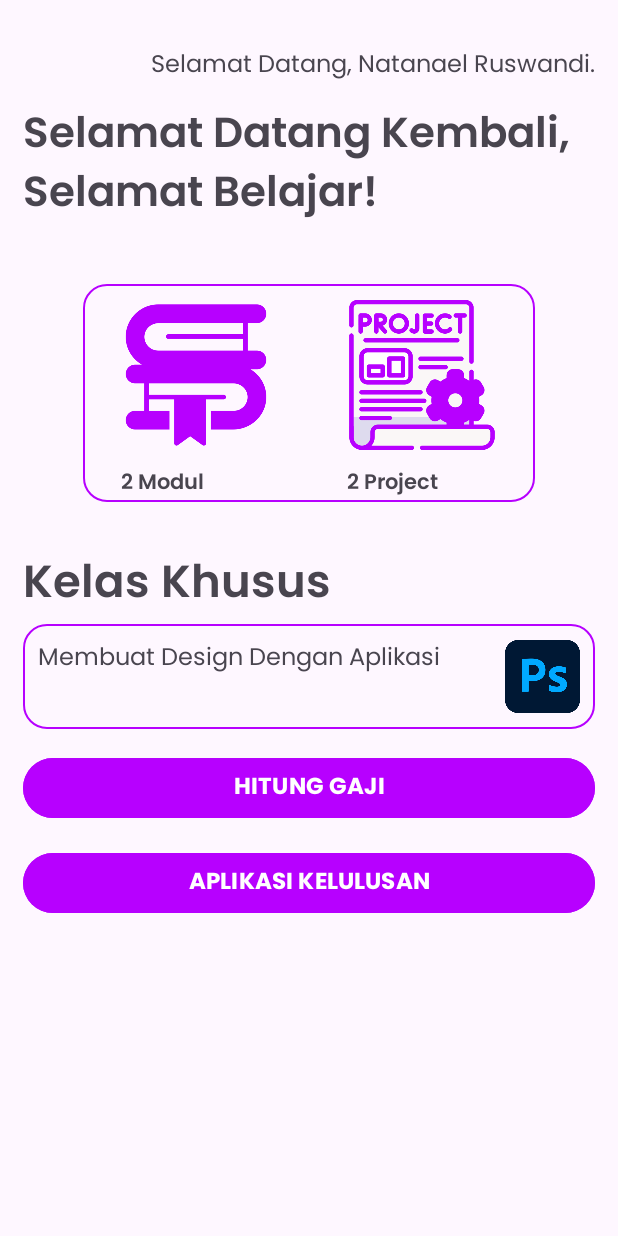
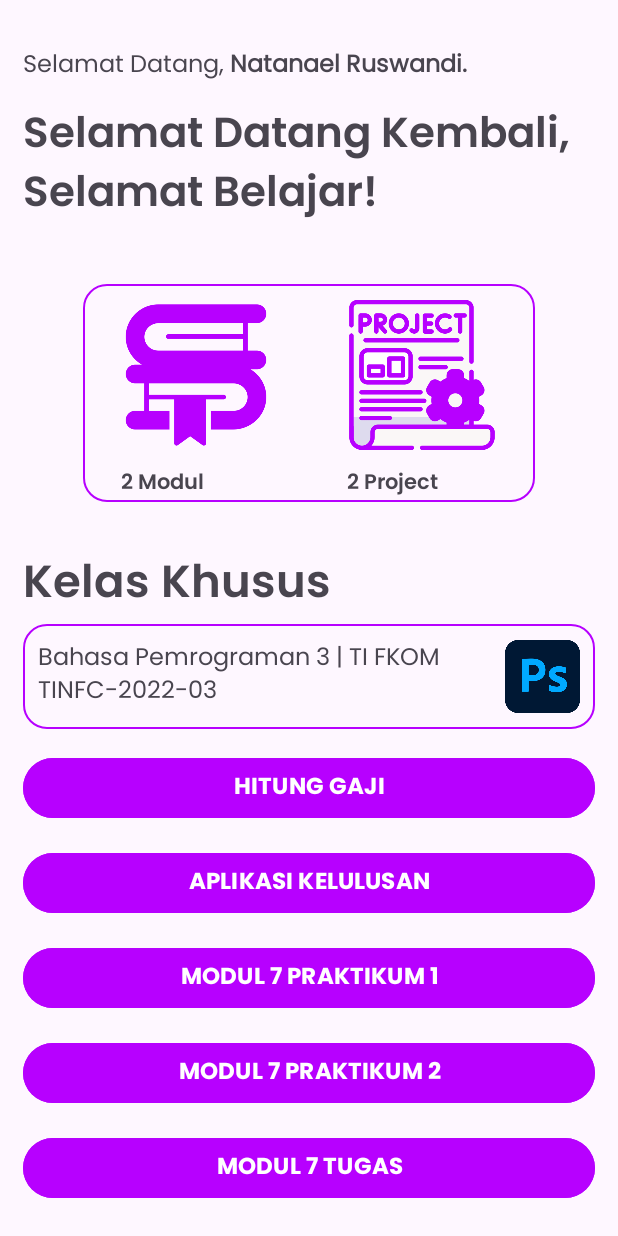
Before and after one commit to ntnlrswnd/MyApps, an Android app: the Dashboard screen opened directly, with no data from a screen before it, on a phone screen of 412 x 824 dp. Run offline under Robolectric (Android 15) with nearby library versions, the phone set to English and light mode, and no system bars.

Commit message:
+modul 7 dan 8

```diff
--- a/app/src/main/AndroidManifest.xml
+++ b/app/src/main/AndroidManifest.xml
@@ -12,6 +12,18 @@
         android:supportsRtl="true"
         android:theme="@style/Theme.MyApps"
         tools:targetApi="31">
+        <activity
+            android:name=".Modul8Prak"
+            android:exported="false" />
+        <activity
+            android:name=".Modul7Tugas"
+            android:exported="false" />
+        <activity
+            android:name=".Modul7b"
+            android:exported="false" />
+        <activity
+            android:name=".Modul7a"
+            android:exported="false" />
         <activity
             android:name=".Modul4"
             android:exported="false" />
--- a/app/src/main/java/com/example/myapps/Dashboard.java
+++ b/app/src/main/java/com/example/myapps/Dashboard.java
@@ -6,9 +6,6 @@ import android.view.View;
 
 import androidx.activity.EdgeToEdge;
 import androidx.appcompat.app.AppCompatActivity;
-import androidx.core.graphics.Insets;
-import androidx.core.view.ViewCompat;
-import androidx.core.view.WindowInsetsCompat;
 
 public class Dashboard extends AppCompatActivity {
 
@@ -27,4 +24,23 @@ public class Dashboard extends AppCompatActivity {
         Intent intent = new Intent(Dashboard.this, Modul4.class);
         startActivity(intent);
     }
+
+    public void openModul7a(View view){
+        Intent intent = new Intent(Dashboard.this, Modul7a.class);
+        startActivity(intent);
+    }
+    public void openModul7b(View view){
+        Intent intent = new Intent(Dashboard.this, Modul7b.class);
+        startActivity(intent);
+    }
+
+    public void openModul7Tugas(View view){
+        Intent intent = new Intent(Dashboard.this, Modul7Tugas.class);
+        startActivity(intent);
+    }
+
+    public void openModul8(View view){
+        Intent intent = new Intent(Dashboard.this, Modul8Prak.class);
+        startActivity(intent);
+    }
 }
--- a/app/src/main/res/layout/activity_dashboard.xml
+++ b/app/src/main/res/layout/activity_dashboard.xml
@@ -15,19 +15,38 @@
         android:orientation="vertical"
         android:layout_margin="15dp">
 
+        <LinearLayout
+            android:layout_width="match_parent"
+            android:layout_height="wrap_content"
+            android:orientation="horizontal">
+
             <TextView
                 android:id="@+id/textView4"
-            android:layout_width="match_parent"
+                android:layout_width="wrap_content"
                 android:layout_height="wrap_content"
-            android:text="Selamat Datang, Natanael Ruswandi."
+                android:text="Selamat Datang,"
                 android:fontFamily="@font/poppins"
                 android:textSize="16sp"
                 android:layout_marginTop="15dp"
                 android:textAlignment="viewEnd"
                 android:paddingBottom="10dp"/>
+            <TextView
+                android:id="@+id/textView5"
+                android:layout_width="wrap_content"
+                android:layout_height="wrap_content"
+                android:text=" Natanael Ruswandi."
+                android:fontFamily="@font/poppins"
+                android:textSize="16sp"
+                android:textStyle="bold"
+                android:layout_marginTop="15dp"
+                android:textAlignment="viewEnd"
+                android:paddingBottom="10dp"/>
+
+
+        </LinearLayout>
 
         <TextView
-            android:id="@+id/textView5"
+            android:id="@+id/textView6"
             android:layout_width="match_parent"
             android:layout_height="wrap_content"
             android:fontFamily="@font/poppins_semibold"
@@ -104,7 +123,7 @@
                 android:layout_height="match_parent"
                 android:layout_weight="1"
                 android:fontFamily="@font/poppins"
-                android:text="Membuat Design Dengan Aplikasi"
+                android:text="Bahasa Pemrograman 3 | TI FKOM TINFC-2022-03"
                 android:textAlignment="viewStart"
                 android:textSize="16sp" />
 
@@ -136,5 +155,48 @@
             android:text="APLIKASI KELULUSAN"
             android:layout_marginTop="15dp"
             android:onClick="openModul"/>
+
+        <Button
+            android:layout_width="match_parent"
+            android:layout_height="wrap_content"
+            android:textAlignment="center"
+            android:backgroundTint="@color/primary"
+            android:textSize="15dp"
+            android:fontFamily="@font/poppins_bold"
+            android:text="MODUL 7 PRAKTIKUM 1"
+            android:layout_marginTop="15dp"
+            android:onClick="openModul7a"/>
+
+        <Button
+            android:layout_width="match_parent"
+            android:layout_height="wrap_content"
+            android:textAlignment="center"
+            android:backgroundTint="@color/primary"
+            android:textSize="15dp"
+            android:fontFamily="@font/poppins_bold"
+            android:text="MODUL 7 PRAKTIKUM 2"
+            android:layout_marginTop="15dp"
+            android:onClick="openModul7b"/>
+
+        <Button
+            android:layout_width="match_parent"
+            android:layout_height="wrap_content"
+            android:textAlignment="center"
+            android:backgroundTint="@color/primary"
+            android:textSize="15dp"
+            android:fontFamily="@font/poppins_bold"
+            android:text="MODUL 7 TUGAS"
+            android:layout_marginTop="15dp"
+            android:onClick="openModul7Tugas"/>
+        <Button
+            android:layout_width="match_parent"
+            android:layout_height="wrap_content"
+            android:textAlignment="center"
+            android:backgroundTint="@color/primary"
+            android:textSize="15dp"
+            android:fontFamily="@font/poppins_bold"
+            android:text="MODUL 8 PRAKTIKUM"
+            android:layout_marginTop="15dp"
+            android:onClick="openModul8"/>
     </LinearLayout>
 </RelativeLayout>
```
Lines whose indentation alone changed are shown as unchanged.
